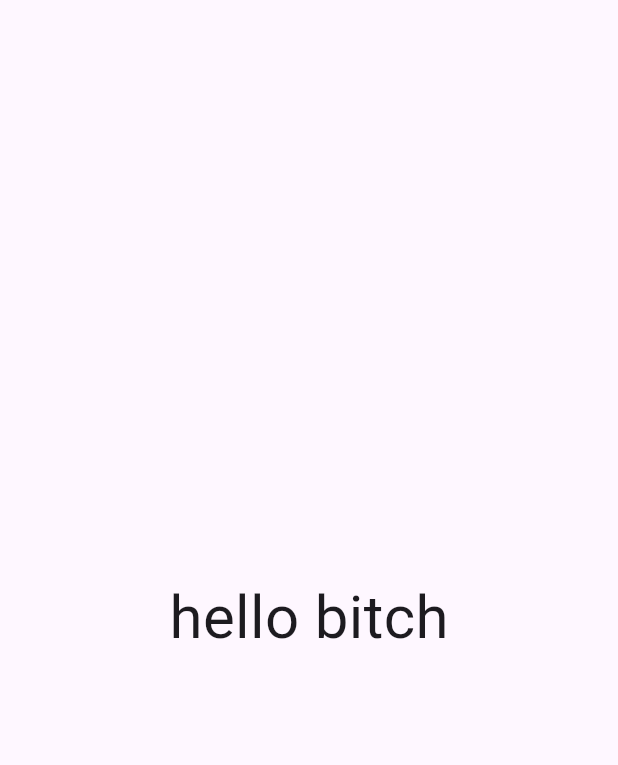
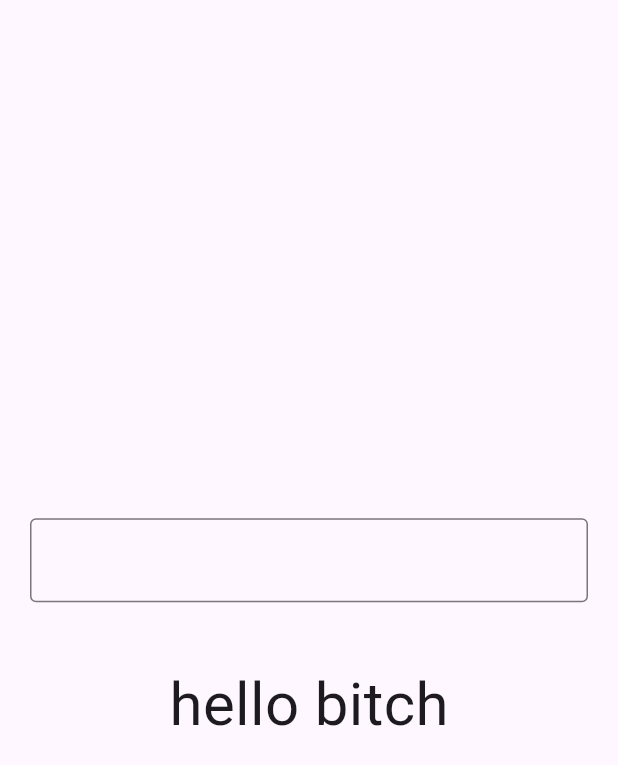
Before and after one commit to 1Shibam/Learning-Riverpod-State-management, a Flutter app: the screen it shows after launch, on a phone screen of 412 x 824 dp. Shown: the top 765 px of the screen. Run offline on Flutter 3.47's test engine with Material 3 defaults, Android fonts, the phone set to English and light mode, and no system bars; our stand-ins replace flutter_riverpod, smooth_page_indicator.

Commit message:
simple things form simple person

```diff
--- a/lib/again/home_screen_again.dart
+++ b/lib/again/home_screen_again.dart
@@ -2,7 +2,7 @@ import 'package:flutter/material.dart';
 
 import 'package:flutter_riverpod/flutter_riverpod.dart';
 
-final greetProvider = Provider((ref) => 'hello bitch');
+final greetProvider = StateProvider((ref) => 'hello bitch');
 
 class HomeScreenAgain extends ConsumerWidget {
   const HomeScreenAgain({super.key});
@@ -12,9 +12,35 @@ class HomeScreenAgain extends ConsumerWidget {
     final greet = ref.watch(greetProvider);
     return Scaffold(
       body: Center(
-        child: Text(
-          greet,
-          style: const TextStyle(fontSize: 40),
+        child: Column(
+          mainAxisAlignment: MainAxisAlignment.center,
+          children: [
+            Padding(
+              padding: const EdgeInsets.all(20.0),
+              child: TextField(
+                maxLines: 1,
+                autocorrect: true,
+                onSubmitted: (value) {
+                  ref.read(greetProvider.notifier).state = value;
+                },
+                decoration: InputDecoration(
+                    focusColor: Colors.blue,
+                    focusedBorder: OutlineInputBorder(
+                        borderRadius: BorderRadius.circular(20),
+                        borderSide:
+                            const BorderSide(color: Colors.blue, width: 4)),
+                    border: const OutlineInputBorder(
+                        borderSide: BorderSide(color: Colors.blue, width: 10))),
+              ),
+            ),
+            const SizedBox(
+              height: 20,
+            ),
+            Text(
+              greet,
+              style: const TextStyle(fontSize: 40),
+            ),
+          ],
         ),
       ),
     );
```
